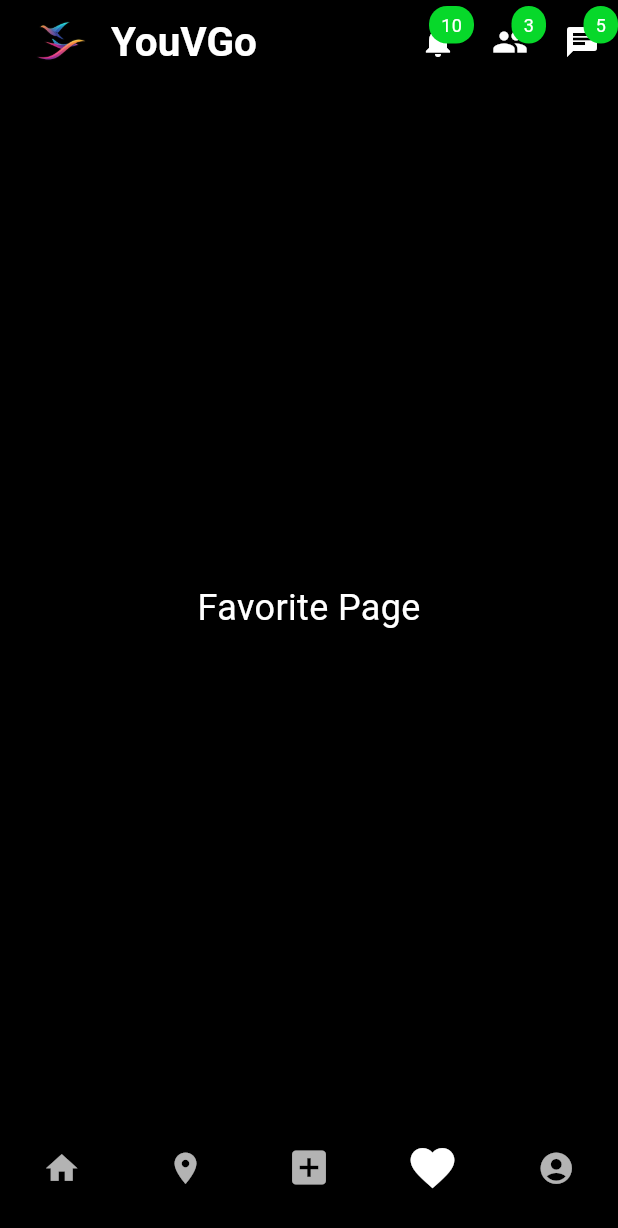
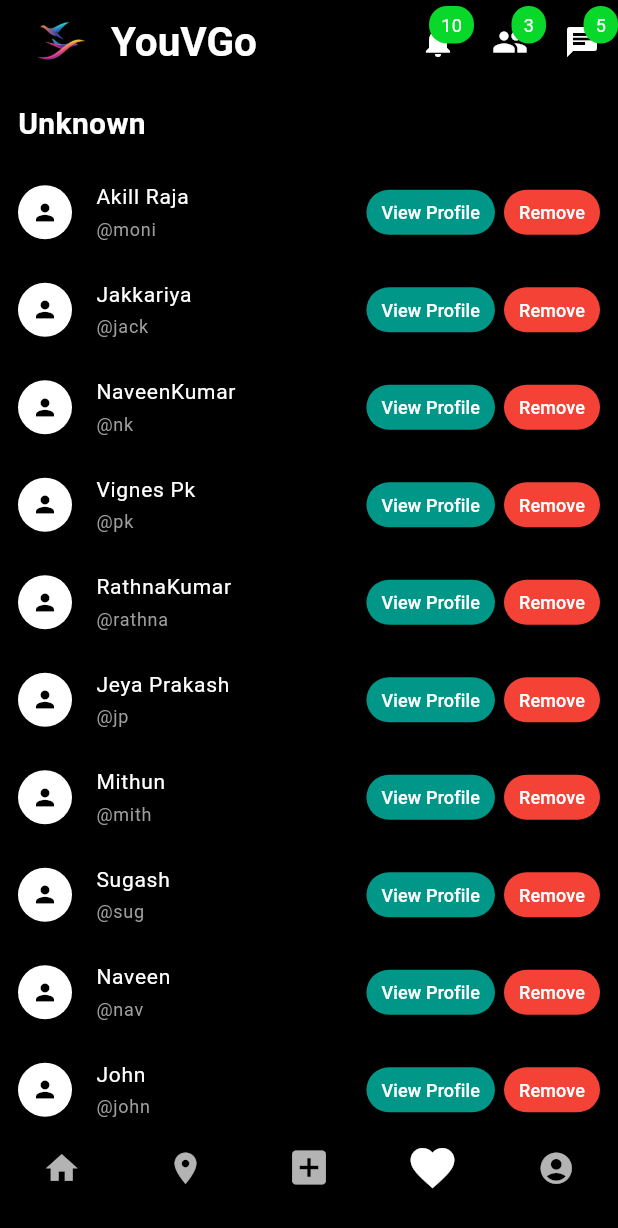
Before and after one commit to mr-akillraja/YouVGo, a Flutter app: the YouVGoHomePage screen opened directly, item 4 of the bottom bar chosen, on a phone screen of 412 x 824 dp. Shown: the top 1228 px of the screen. Run offline on Flutter 3.47's test engine with Material 3 defaults, Android fonts, the phone set to English and light mode, and no system bars; our stand-ins replace cloud_firestore, firebase_core, firebase_storage, google_fonts, google_maps_flutter, image_picker; accounts and stored records are empty.

Commit message:
map and friends page added

```diff
--- /dev/null
+++ b/lib/friends_page.dart
@@ -0,0 +1,119 @@
+import 'package:flutter/material.dart';
+
+class FriendsPage extends StatelessWidget {
+  final List<Map<String, String>> profiles = [
+    {'name': 'Akill Raja', 'username': '@moni'},
+    {'name': 'Jakkariya', 'username': '@jack'},
+    {'name': 'NaveenKumar', 'username': '@nk'},
+    {'name': 'Vignes Pk', 'username': '@pk'},
+    {'name': 'RathnaKumar', 'username': '@rathna'},
+    {'name': 'Jeya Prakash', 'username': '@jp'},
+    {'name': 'Mithun', 'username': '@mith'},
+    {'name': 'Sugash', 'username': '@sug'},
+    {'name': 'Naveen', 'username': '@nav'},
+    {'name': 'John', 'username': '@john'},
+  ];
+
+  @override
+  Widget build(BuildContext context) {
+    return Scaffold(
+      backgroundColor: Colors.black, // Set background to black
+      body: Column(
+        crossAxisAlignment: CrossAxisAlignment.start,
+        children: [
+          Padding(
+            padding: const EdgeInsets.all(12.0),
+            child: Text(
+              'Unknown',
+              style: TextStyle(
+                color: Colors.white,
+                fontSize: 20,
+                fontWeight: FontWeight.bold,
+              ),
+            ),
+          ),
+          Expanded(
+            child: ListView.builder(
+              itemCount: profiles.length,
+              itemBuilder: (context, index) {
+                return Padding(
+                  padding: const EdgeInsets.symmetric(vertical: 4.0),
+                  child: ListTile(
+                    contentPadding: EdgeInsets.symmetric(horizontal: 12.0),
+                    leading: CircleAvatar(
+                      radius: 18,
+                      backgroundColor: Colors.white,
+                      child: Icon(Icons.person, color: Colors.black, size: 18),
+                    ),
+                    title: Column(
+                      crossAxisAlignment: CrossAxisAlignment.start,
+                      children: [
+                        Text(
+                          profiles[index]['name']!,
+                          style: TextStyle(
+                            color: Colors.white,
+                            fontSize: 14,
+                          ),
+                        ),
+                        SizedBox(height: 2),
+                        Text(
+                          profiles[index]['username']!,
+                          style: TextStyle(
+                            color: Colors.grey,
+                            fontSize: 12,
+                          ),
+                        ),
+                      ],
+                    ),
+                    trailing: Row(
+                      mainAxisSize: MainAxisSize.min,
+                      children: [
+                        ElevatedButton(
+                          onPressed: () {
+                            // Handle "View Profile" action
+                          },
+                          style: ElevatedButton.styleFrom(
+                            backgroundColor: Colors.teal,
+                            padding: EdgeInsets.symmetric(
+                                horizontal: 10, vertical: 4),
+                            minimumSize: Size(0, 30),
+                          ),
+                          child: Text(
+                            'View Profile',
+                            style: TextStyle(
+                              color: Colors.white,
+                              fontSize: 12,
+                            ),
+                          ),
+                        ),
+                        SizedBox(width: 6),
+                        ElevatedButton(
+                          onPressed: () {
+                            // Handle "Remove" action
+                          },
+                          style: ElevatedButton.styleFrom(
+                            backgroundColor: Colors.red,
+                            padding: EdgeInsets.symmetric(
+                                horizontal: 10, vertical: 4),
+                            minimumSize: Size(0, 30),
+                          ),
+                          child: Text(
+                            'Remove',
+                            style: TextStyle(
+                              color: Colors.white,
+                              fontSize: 12,
+                            ),
+                          ),
+                        ),
+                      ],
+                    ),
+                  ),
+                );
+              },
+            ),
+          ),
+        ],
+      ),
+    );
+  }
+}
--- a/lib/home_page.dart
+++ b/lib/home_page.dart
@@ -1,5 +1,7 @@
 import 'package:flutter/material.dart';
 import 'profile_page.dart';
+import 'friends_page.dart';
+import 'map_page.dart';
 
 class YouVGoHomePage extends StatefulWidget {
   @override
@@ -14,9 +16,9 @@ class _YouVGoHomePageState extends State<YouVGoHomePage> {
   // List of pages corresponding to each tab
   List<Widget> _pages = [
     HomePage(),
-    LocationPage(),
+    Map_Page(),
     AddPage(),
-    FavoritePage(),
+    FriendsPage(),
     ProfilePage_youvgo(),
   ];
 
```
Also changed, not shown: lib/data_base.dart (deleted, +0 -231 lines), lib/map_page.dart (added, +186 -0 lines).
